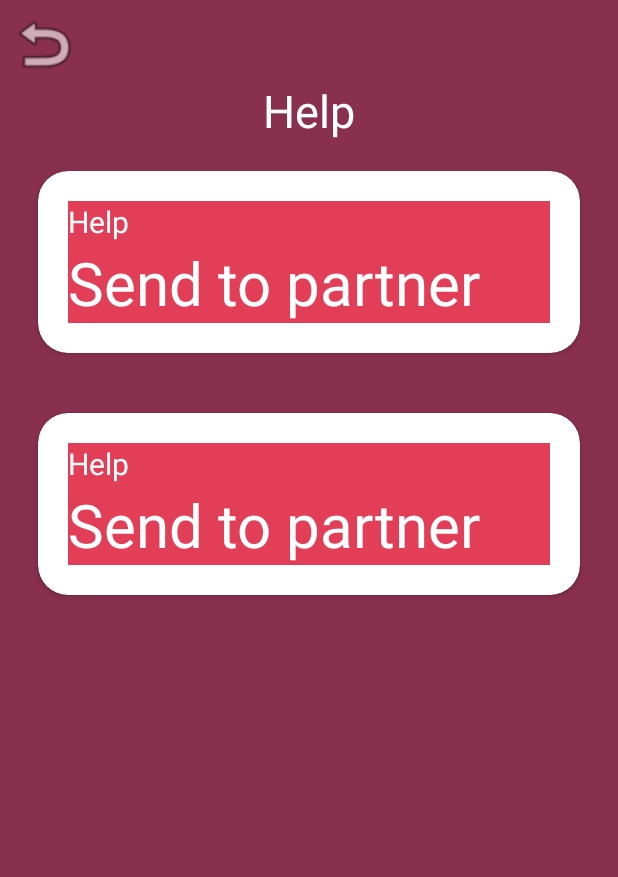
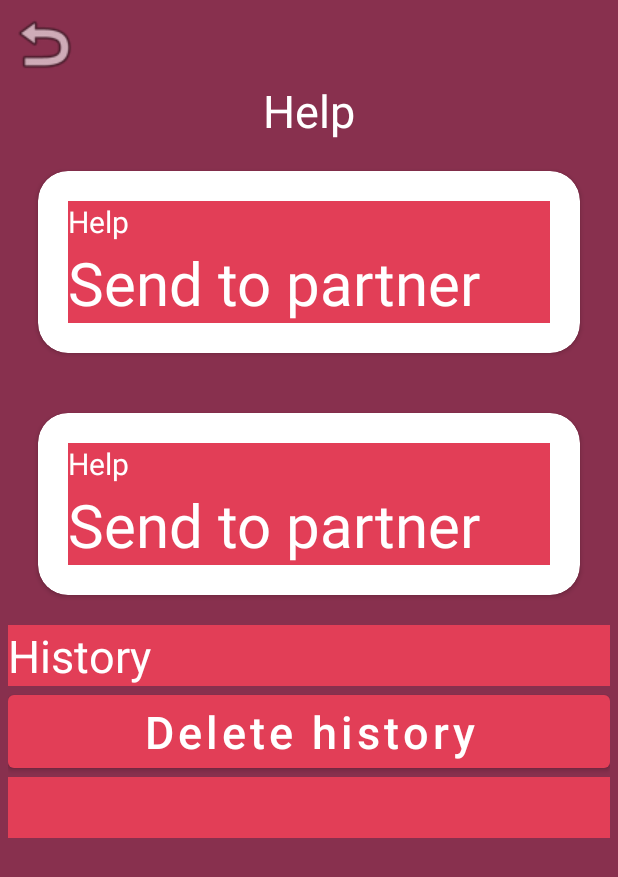
Before and after one commit to NikolaOgnjenovic/Love-Letter, an Android app: the Help screen opened directly, with no data from a screen before it, on a phone screen of 412 x 824 dp. Shown: the top 877 px of the screen. Run offline under Robolectric (Android 15) with nearby library versions, the phone set to English and light mode, and no system bars.

Commit message:
Added status history displayed in the help activity: partner's mood & needs are saved with the current date whenever they're received.

```diff
--- a/app/build.gradle
+++ b/app/build.gradle
@@ -37,6 +37,7 @@ dependencies {
     testImplementation 'junit:junit:4.13.2'
     androidTestImplementation 'androidx.test.ext:junit:1.1.3'
     androidTestImplementation 'androidx.test.espresso:espresso-core:3.4.0'
+    implementation 'com.google.code.gson:gson:2.9.0'
 
     implementation 'com.android.volley:volley:1.2.1'
     implementation 'com.google.firebase:firebase-messaging:23.0.0'
--- a/app/src/main/java/com/mrmi/loveletter/FcmNotificationSender.java
+++ b/app/src/main/java/com/mrmi/loveletter/FcmNotificationSender.java
@@ -1,12 +1,15 @@
 package com.mrmi.loveletter;
 
 import android.app.Activity;
+
 import com.android.volley.Request;
 import com.android.volley.RequestQueue;
 import com.android.volley.toolbox.JsonObjectRequest;
 import com.android.volley.toolbox.Volley;
+
 import org.json.JSONException;
 import org.json.JSONObject;
+
 import java.util.HashMap;
 import java.util.Map;
 
--- a/app/src/main/java/com/mrmi/loveletter/FirebaseMessagingService.java
+++ b/app/src/main/java/com/mrmi/loveletter/FirebaseMessagingService.java
@@ -34,6 +34,7 @@ public class FirebaseMessagingService extends com.google.firebase.messaging.Fire
         createNotificationChannel();
         notifyUser();
         updateWidget();
+        History.addToHistory(remoteMessage.getData().get("userMood"), remoteMessage.getData().get("userNeeds"), this);
     }
 
     //Save partner's needs and mood (the content of the received notification) in shared preferences
--- a/app/src/main/java/com/mrmi/loveletter/Help.java
+++ b/app/src/main/java/com/mrmi/loveletter/Help.java
@@ -1,6 +1,4 @@
 package com.mrmi.loveletter;
-
-import androidx.appcompat.app.AppCompatActivity;
 
 import android.animation.LayoutTransition;
 import android.content.Intent;
@@ -8,9 +6,12 @@ import android.os.Bundle;
 import android.transition.AutoTransition;
 import android.transition.TransitionManager;
 import android.view.View;
+import android.widget.Button;
 import android.widget.ImageButton;
 import android.widget.LinearLayout;
 import android.widget.TextView;
+
+import androidx.appcompat.app.AppCompatActivity;
 
 
 public class Help extends AppCompatActivity {
@@ -18,6 +19,8 @@ public class Help extends AppCompatActivity {
     private ImageButton backButton;
     private LinearLayout[] helpGroups;
     private TextView[] helpDetails;
+    private TextView historyView;
+    private Button deleteHistory;
 
     @Override
     protected void onCreate(Bundle savedInstanceState) {
@@ -41,19 +44,27 @@ public class Help extends AppCompatActivity {
         helpDetails = new TextView[]{findViewById(R.id.help1Details), findViewById(R.id.help2Details)};
 
         //Enable animations for all help groups
-        for(LinearLayout helpGroup : helpGroups) {
+        for (LinearLayout helpGroup : helpGroups) {
             helpGroup.getLayoutTransition().enableTransitionType(LayoutTransition.CHANGING);
         }
+
+        historyView = findViewById(R.id.history);
+        deleteHistory = findViewById(R.id.delete_history);
     }
 
     private void initialiseListeners() {
         backButton.setOnClickListener(v -> goToMainActivity());
 
         //Loop through all help groups and set their listener - toggle the visibility of the specific group's details on click
-        for(int i = 0; i < helpGroups.length; ++i) {
+        for (int i = 0; i < helpGroups.length; ++i) {
             int finalI = i;
             helpGroups[i].setOnClickListener(v -> toggleHelpDetails(helpGroups[finalI], helpDetails[finalI]));
         }
+
+        String history = History.getHistory(this);
+        historyView.setText(history);
+
+        deleteHistory.setOnClickListener(v -> History.deleteHistory(this));
     }
 
     //Shows or hides the details of the given help group's details
@@ -67,5 +78,4 @@ public class Help extends AppCompatActivity {
     private void goToMainActivity() {
         startActivity(new Intent(this, MainActivity.class));
     }
-
 }
--- /dev/null
+++ b/app/src/main/java/com/mrmi/loveletter/History.java
@@ -0,0 +1,46 @@
+package com.mrmi.loveletter;
+
+import android.content.Context;
+import android.content.SharedPreferences;
+
+import java.text.DateFormat;
+import java.util.Date;
+
+public class History {
+    private static String history;
+
+    //Loads all received partner's moods & needs
+    public static void loadHistory(Context context) {
+        SharedPreferences sharedPreferences = context.getSharedPreferences("Shared preferences", Context.MODE_PRIVATE);
+        history = sharedPreferences.getString("History", "");
+    }
+
+    //Saves all received partner's moods & needs
+    public static void saveHistory(Context context) {
+        SharedPreferences sharedPreferences = context.getSharedPreferences("Shared preferences", Context.MODE_PRIVATE);
+        SharedPreferences.Editor editor = sharedPreferences.edit();
+
+        editor.putString("History", history);
+        editor.apply();
+    }
+
+    //Adds the received partner mood & needs and the time at which they were received to the status history and saves it
+    public static void addToHistory(String partnerMood, String partnerNeeds, Context context) {
+        Date currentDateTime = new Date();
+        loadHistory(context);
+        String newStatus = "[" + DateFormat.getDateTimeInstance().format(currentDateTime) + "]" + "\n" + "Your partner was feeling: " + partnerMood + "\n" + "Your partner needed: " + partnerNeeds + "\n" + "\n";
+        history += newStatus;
+        saveHistory(context);
+    }
+
+    public static String getHistory(Context context) {
+        loadHistory(context);
+        return history;
+    }
+
+    public static void deleteHistory(Context context) {
+        loadHistory(context);
+        history = "";
+        saveHistory(context);
+    }
+}
--- a/app/src/main/java/com/mrmi/loveletter/MainActivity.java
+++ b/app/src/main/java/com/mrmi/loveletter/MainActivity.java
@@ -20,7 +20,8 @@ import com.google.firebase.messaging.FirebaseMessaging;
 public class MainActivity extends AppCompatActivity {
 
     private EditText userMoodInput, userNeedsInput, partnerToken;
-    private Button sendToPartner, getUserToken;
+    private ImageButton sendToPartner;
+    private Button getUserToken;
     private TextView partnerMoodView, partnerNeedsView, userTokenView;
     private String userToken;
     private SharedPreferences sharedPreferences;
@@ -78,7 +79,7 @@ public class MainActivity extends AppCompatActivity {
         });
 
         //Open help activity on help button click
-        helpButton.setOnClickListener(v-> startActivity(new Intent(this, Help.class)));
+        helpButton.setOnClickListener(v -> startActivity(new Intent(this, Help.class)));
     }
 
     private void initialiseObjects() {
--- a/app/src/main/res/layout/activity_help.xml
+++ b/app/src/main/res/layout/activity_help.xml
@@ -103,7 +103,29 @@
 
             </androidx.cardview.widget.CardView>
 
+            <TextView
+                android:layout_width="match_parent"
+                android:layout_height="wrap_content"
+                android:background="@color/theme_primary"
+                android:text="@string/history"
+                android:textSize="30sp" />
+
+            <Button
+                android:id="@+id/delete_history"
+                android:layout_width="match_parent"
+                android:layout_height="wrap_content"
+                android:text="@string/delete_history"
+                android:textAllCaps="false"
+                android:textSize="30sp" />
+
+            <TextView
+                android:id="@+id/history"
+                android:layout_width="match_parent"
+                android:layout_height="wrap_content"
+                android:background="@color/theme_primary"
+                android:textSize="30sp" />
         </LinearLayout>
+
     </ScrollView>
 
 </LinearLayout>
--- a/app/src/main/res/values/strings.xml
+++ b/app/src/main/res/values/strings.xml
@@ -11,4 +11,6 @@
     <string name="user_mood_input_hint">Tell your partner your mood</string>
     <string name="send_to_partner">Send to partner</string>
     <string name="help">Help</string>
+    <string name="history">History</string>
+    <string name="delete_history">Delete history</string>
 </resources>
```
Also changed, not shown: app/src/main/res/layout/activity_main.xml (+59 -37 lines).
